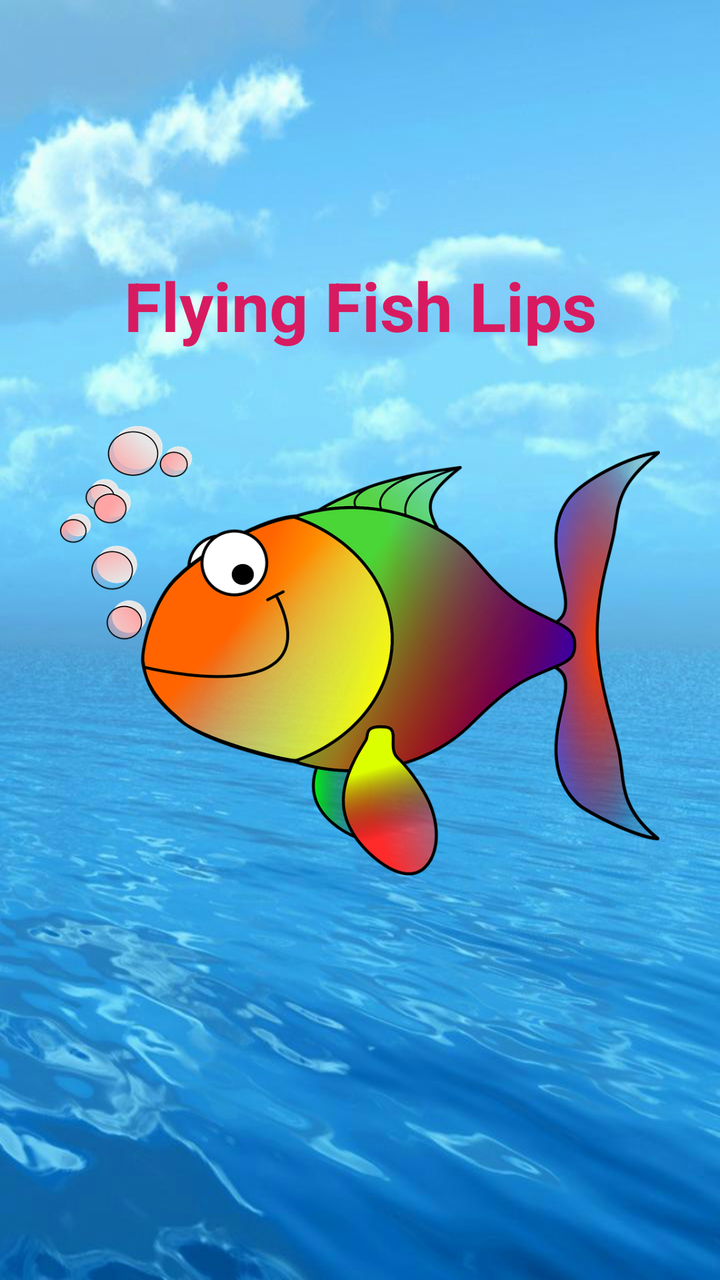
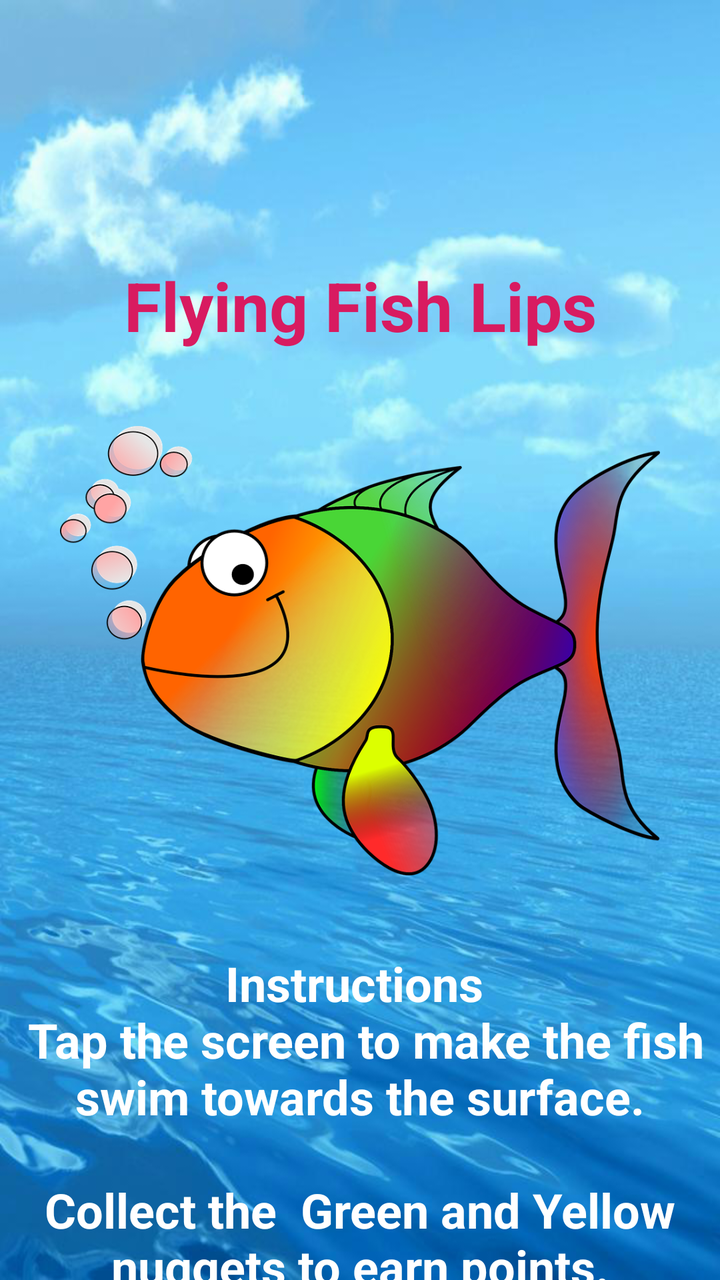

The first picture is an Android layout as it rendered before a commit; the second is the same layout after the commit. The layout source and the unified diff follow.
<!-- AndroidManifest.xml: application theme AppTheme -->
<!-- res/layout/activity_splash.xml -->
<?xml version="1.2" encoding="utf-8"?>
<RelativeLayout xmlns:android="http://schemas.android.com/apk/res/android"
    xmlns:app="http://schemas.android.com/apk/res-auto"
    xmlns:tools="http://schemas.android.com/tools"
    android:layout_width="match_parent"
    android:layout_height="match_parent"
    android:background="@drawable/splash"
    tools:context=".SplashActivity">
    <ImageView
        android:id="@+id/imageView"
        android:layout_width="300dp"
        android:layout_height="300dp"
        android:layout_below="@+id/textView1"
        android:layout_centerHorizontal="true"
        android:src="@drawable/splash_icon"
        />

    <TextView
        android:id="@+id/textView1"
        android:layout_width="match_parent"
        android:layout_height="wrap_content"
        android:text="Flying Fish Lips"
        android:layout_alignParentStart="true"
        android:layout_alignParentTop="true"
        android:textAlignment="center"
        android:textColor="@color/colorAccent"
        android:textStyle="bold"
        android:layout_marginTop="130dp"
        android:textSize="34sp"


        android:name="com.app.SplashScreenActivity"
        android:theme="@style/RemoveAppSplashTheme"
        android:launchMode="singleInstance" />

</RelativeLayout>
<!-- resources referenced by this layout -->
<resources>
  <color name="colorAccent">#D81B60</color>
  <!-- drawable splash: jpg bitmap (drawable, 939183 bytes) -->
  <!-- drawable splash_icon: png bitmap (drawable, 330564 bytes) -->
  <style name="RemoveAppSplashTheme" parent="@style/AppBaseTheme">
  
      </style>
  <style name="AppTheme" parent="Theme.AppCompat.Light.NoActionBar">
          
          <item name="colorPrimary">@color/colorPrimary</item>
          <item name="colorPrimaryDark">@color/colorPrimaryDark</item>
          <item name="colorAccent">@color/colorAccent</item>
          <item name="android:windowIsTranslucent">true</item>
  
      </style>
  <style name="AppBaseTheme">
  
      </style>
  <color name="colorPrimary">#008577</color>
  <color name="colorPrimaryDark">#00574B</color>
</resources>

<!-- the commit's change to res/layout/activity_splash.xml (unified diff, before → after) -->
@@ -1,4 +1,4 @@
-<?xml version="1.2" encoding="utf-8"?>
+<?xml version="1.0" encoding="utf-8"?>
 <RelativeLayout xmlns:android="http://schemas.android.com/apk/res/android"
     xmlns:app="http://schemas.android.com/apk/res-auto"
     xmlns:tools="http://schemas.android.com/tools"
@@ -33,4 +33,15 @@
         android:theme="@style/RemoveAppSplashTheme"
         android:launchMode="singleInstance" />
 
+    <TextView
+        android:layout_width="match_parent"
+        android:layout_height="wrap_content"
+        android:textAlignment="center"
+        android:textStyle="bold"
+        android:textSize="24sp"
+        android:layout_below="@id/imageView"
+        android:textColor="#FFFFFF"
+        android:text="Instructions \n Tap the screen to make the fish swim towards the surface.\n \nCollect the  Green and Yellow nuggets to earn points.\n\n Avoid the Red nuggets  to stay alive."
+        />
+
 </RelativeLayout>
